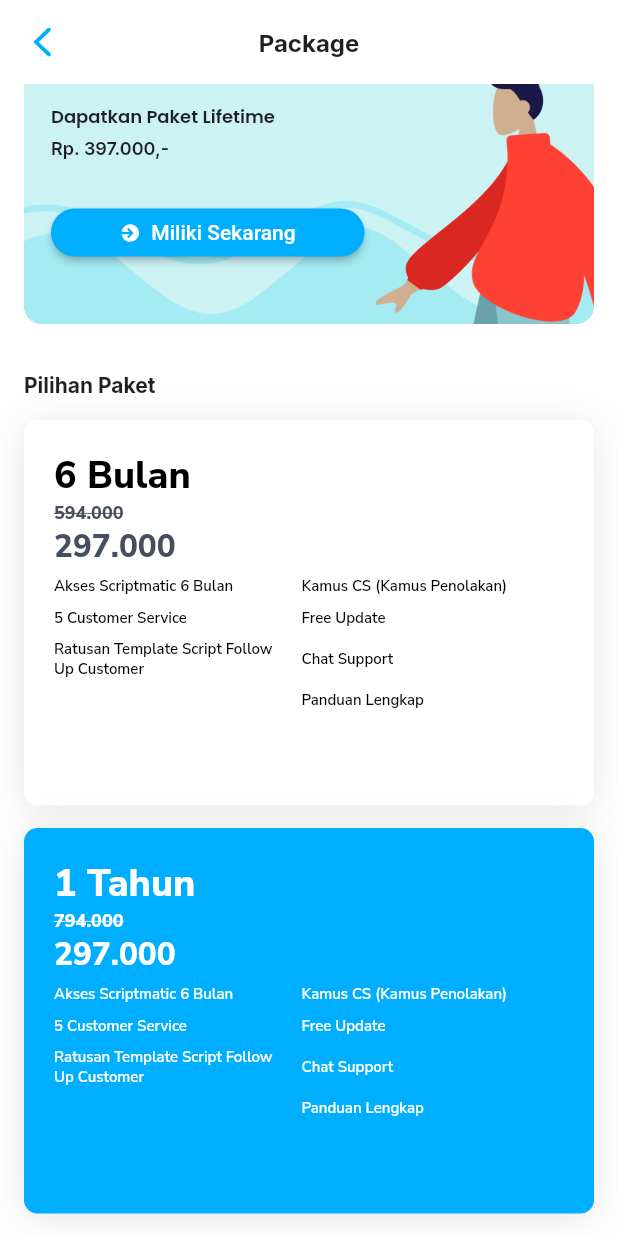
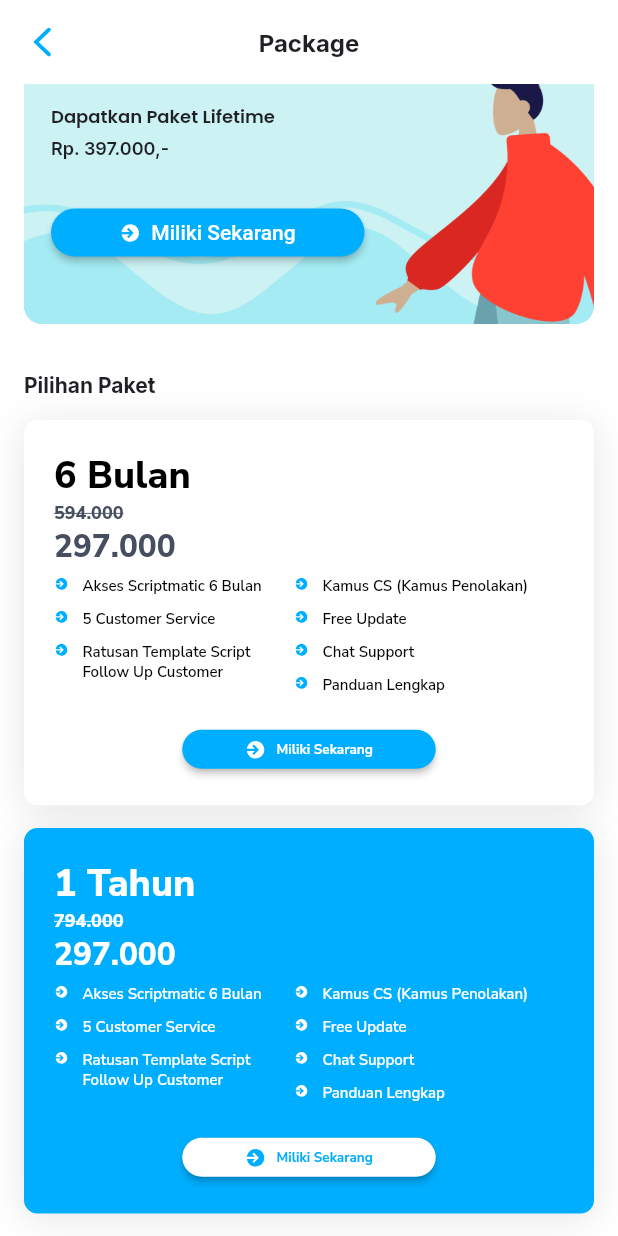
Before and after one commit to ezizull/StartADS, a Flutter app: the PackageScreen screen opened directly, scrolled down 31 dp, on a phone screen of 412 x 824 dp. Run offline on Flutter 3.47's test engine with Material 2 defaults, Android fonts, the phone set to English and light mode, and no system bars; our stand-ins replace bloc, equatable, flutter_bloc, flutter_dotenv, flutter_svg, google_fonts; statements that could not run were skipped.

Commit message:
ADD: subscribe package

```diff
--- a/lib/ui/screens/dashboard/dashboard_screen.dart
+++ b/lib/ui/screens/dashboard/dashboard_screen.dart
@@ -122,6 +122,9 @@ class _DashboardScreenState extends State<DashboardScreen> {
       context: context,
       builder: (_) => BlocProvider.value(
         value: scriptsCubit,
+        /*  remove GestureDetector to SHOULD SUBSCRIBE first */
+        child: GestureDetector(
+          onTap: (() => Navigator.pop(context, true)), // remove GestureDetector
           child: Scaffold(
             backgroundColor: AppColor.transparent,
             body: Center(
@@ -176,6 +179,7 @@ class _DashboardScreenState extends State<DashboardScreen> {
                       ),
                     )
                   ],
+                ),
               ),
             ),
           ),
--- a/lib/ui/screens/package/component/package_list.dart
+++ b/lib/ui/screens/package/component/package_list.dart
@@ -1,6 +1,7 @@
 // ignore_for_file: unused_import, library_prefixes, non_constant_identifier_names
 
 import 'package:flutter/material.dart';
+import 'package:startercode_project/data/blocs/paket/use_cubit/paket_state.dart';
 
 import 'package:startercode_project/utils/colors.dart' as AppColor;
 import 'package:startercode_project/utils/icons.dart' as AppIcon;
@@ -9,12 +10,50 @@ import 'package:startercode_project/utils/images.dart' as AppImage;
 import 'package:startercode_project/utils/extensions.dart' as AppExt;
 
 class PackageList extends StatelessWidget {
-  const PackageList({
-    Key? key,
-    required this.dummyPackages,
-  }) : super(key: key);
+  PackageList(
+      {Key? key, required BuildContext context, required PaketState state})
+      : super(key: key);
 
-  final List<Map> dummyPackages;
+  final List<Map> dummyPackages = [
+    {
+      'title': '6 Bulan',
+      'discount': '594.000',
+      'price': '297.000',
+      'body': [
+        [
+          'Akses Scriptmatic 6 Bulan',
+          '5 Customer Service',
+          'Ratusan Template Script Follow Up Customer',
+          ''
+        ],
+        [
+          'Kamus CS (Kamus Penolakan)',
+          'Free Update',
+          'Chat Support',
+          'Panduan Lengkap'
+        ],
+      ]
+    },
+    {
+      'title': '1 Tahun',
+      'discount': '794.000',
+      'price': '297.000',
+      'body': [
+        [
+          'Akses Scriptmatic 6 Bulan',
+          '5 Customer Service',
+          'Ratusan Template Script Follow Up Customer',
+          ''
+        ],
+        [
+          'Kamus CS (Kamus Penolakan)',
+          'Free Update',
+          'Chat Support',
+          'Panduan Lengkap'
+        ],
+      ]
+    },
+  ];
 
   @override
   Widget build(BuildContext context) {
@@ -35,7 +74,7 @@ class PackageList extends StatelessWidget {
             )
           ],
           height: 257,
-          padding: const EdgeInsets.all(20),
+          padding: const EdgeInsets.only(right: 20, top: 20, left: 20),
           child: PackageContent(children: [
             /* Title Package */
             HeaderPackage(
@@ -65,7 +104,23 @@ class PackageList extends StatelessWidget {
             ),
 
             /* Body Package */
-            BodyPackage(index)
+            BodyPackage(index),
+
+            /* Submit Button */
+            Center(
+                child: ButtonContent(
+              icon: index.isEven
+                  ? AppIcon.haveit_now_white
+                  : AppIcon.haveit_now_blue_00AEFF,
+              text: 'Miliki Sekarang',
+              height: 26,
+              width: 169,
+              textStyle: index.isEven
+                  ? AppText.NunitoSans9w7h12_white
+                  : AppText.NunitoSans9w7h12_blue_00AEFF,
+              backgroundColor:
+                  index.isEven ? AppColor.blue_00AEFF : AppColor.white,
+            ))
           ]),
         );
       }),
@@ -73,7 +128,7 @@ class PackageList extends StatelessWidget {
   }
 
 /* Header Package */
-  Text HeaderPackage(
+  Widget HeaderPackage(
     int index, {
     required TextStyle textStyle,
     required String sub,
@@ -87,17 +142,14 @@ class PackageList extends StatelessWidget {
   /* Body Package */
   Widget BodyPackage(int index) {
     return Container(
-        height: 98,
         margin: const EdgeInsets.only(top: 5, bottom: 12.5),
-        child: Column(
+        child: Row(
           children: dummyPackages[index]['body']?.map<Widget>((element) {
                 return element != null
-                    ? Container(
-                        margin: const EdgeInsets.only(bottom: 8),
-                        child: Wrap(
-                          direction: Axis.horizontal,
+                    ? Wrap(
+                        direction: Axis.vertical,
                         crossAxisAlignment: WrapCrossAlignment.center,
-                          spacing: 5,
+                        spacing: 9,
                         children: [
                           ItemBodyPackage(
                             element,
@@ -109,8 +161,17 @@ class PackageList extends StatelessWidget {
                             bodyIndex: 1,
                             baseIndex: index,
                           ),
+                          ItemBodyPackage(
+                            element,
+                            bodyIndex: 2,
+                            baseIndex: index,
+                          ),
+                          ItemBodyPackage(
+                            element,
+                            bodyIndex: 3,
+                            baseIndex: index,
+                          ),
                         ],
-                        ),
                       )
                     : Container();
               }).toList() ??
@@ -123,16 +184,32 @@ class PackageList extends StatelessWidget {
       {required int bodyIndex, required int baseIndex}) {
     return SizedBox(
         width: 160,
-        child: Wrap(
-          direction: Axis.horizontal,
-          spacing: 9,
+        child: Row(
+          crossAxisAlignment: CrossAxisAlignment.start,
           children: [
-            Text(
-              element[bodyIndex] ?? '',
+            /* Icon of Item */
+            (element.length - 1) >= bodyIndex && element[bodyIndex] != ''
+                ? Container(
+                    height: 10,
+                    width: 10,
+                    margin: const EdgeInsets.only(right: 9),
+                    child: baseIndex.isEven
+                        ? AppIcon.haveit_now_blue_00AEFF
+                        : AppIcon.haveit_now_white,
+                  )
+                : Container(),
+
+            /* Text of Item */
+            (element.length - 1) >= bodyIndex && element[bodyIndex] != ''
+                ? Flexible(
+                    child: Text(
+                      element[bodyIndex],
                       style: baseIndex.isEven
                           ? AppText.NunitoSans10w6h13_black
                           : AppText.NunitoSans10w6h13_white,
                     ),
+                  )
+                : Flexible(child: Container()),
           ],
         ));
   }
@@ -201,6 +278,7 @@ class PackageList extends StatelessWidget {
     Function? onPressed,
     String text = '',
     double height = 32,
+    TextStyle? textStyle,
     Color? backgroundColor,
   }) {
     return SizedBox(
@@ -215,7 +293,7 @@ class PackageList extends StatelessWidget {
             mainAxisAlignment: MainAxisAlignment.center,
             children: [
               Container(margin: const EdgeInsets.only(right: 7), child: icon),
-              Text(text),
+              Text(text, style: textStyle),
             ],
           ),
         ));
--- a/lib/ui/screens/package/package_screen.dart
+++ b/lib/ui/screens/package/package_screen.dart
@@ -14,31 +14,6 @@ import 'package:startercode_project/utils/extensions.dart' as AppExt;
 
 class PackageScreen extends StatelessWidget {
   PackageScreen({Key? key}) : super(key: key);
-  final List<Map> dummyPackages = [
-    {
-      'title': '6 Bulan',
-      'discount': '594.000',
-      'price': '297.000',
-      'body': [
-        ['Akses Scriptmatic 6 Bulan', 'Kamus CS (Kamus Penolakan)'],
-        ['5 Customer Service', 'Free Update'],
-        ['Ratusan Template Script Follow Up Customer', 'Chat Support'],
-        ['', 'Panduan Lengkap'],
-      ]
-    },
-    {
-      'title': '1 Tahun',
-      'discount': '794.000',
-      'price': '297.000',
-      'body': [
-        ['Akses Scriptmatic 6 Bulan', 'Kamus CS (Kamus Penolakan)'],
-        ['5 Customer Service', 'Free Update'],
-        ['Ratusan Template Script Follow Up Customer', 'Chat Support'],
-        ['', 'Panduan Lengkap'],
-      ]
-    },
-  ];
-
   final PaketCubit paketCubit = PaketCubit()..fetchPaket();
 
   @override
@@ -50,7 +25,9 @@ class PackageScreen extends StatelessWidget {
         child: Scaffold(
           appBar: PackageAppBar(context),
           backgroundColor: AppColor.white,
-          body: ListView(
+          body: BlocBuilder<PaketCubit, PaketState>(
+            builder: (context, state) {
+              return ListView(
                 scrollDirection: Axis.vertical,
                 padding: const EdgeInsets.symmetric(horizontal: 16),
                 physics: const BouncingScrollPhysics(),
@@ -120,8 +97,10 @@ class PackageScreen extends StatelessWidget {
                   ),
 
                   /* List Choose Package */
-              PackageList(dummyPackages: dummyPackages),
+                  PackageList(context: context, state: state),
                 ],
+              );
+            },
           ),
         ),
       ),
--- a/lib/utils/typography.dart
+++ b/lib/utils/typography.dart
@@ -263,6 +263,22 @@ TextStyle NunitoSans10w6h13_white = GoogleFonts.nunitoSans(
   color: AppColor.white,
 ));
 
+TextStyle NunitoSans9w7h12_blue_00AEFF = GoogleFonts.nunitoSans(
+    textStyle: const TextStyle(
+  fontSize: 9,
+  height: 12.4 / 9,
+  fontWeight: FontWeight.w700,
+  color: AppColor.blue_00AEFF,
+));
+
+TextStyle NunitoSans9w7h12_white = GoogleFonts.nunitoSans(
+    textStyle: const TextStyle(
+  fontSize: 9,
+  height: 12.4 / 9,
+  fontWeight: FontWeight.w700,
+  color: AppColor.white,
+));
+
 TextStyle NunitoSans7w7_orange_FFA800 = GoogleFonts.nunitoSans(
     textStyle: const TextStyle(
   fontSize: 7,
```
Lines whose indentation alone changed are shown as unchanged.
